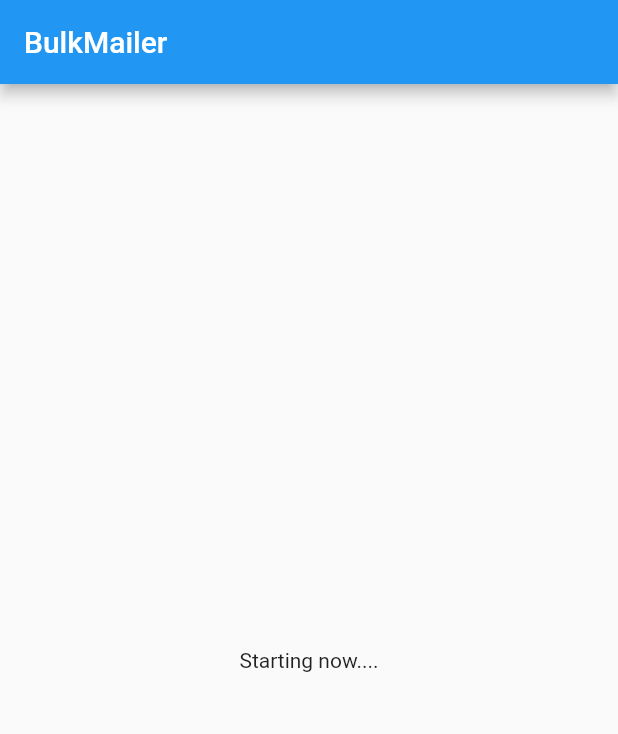
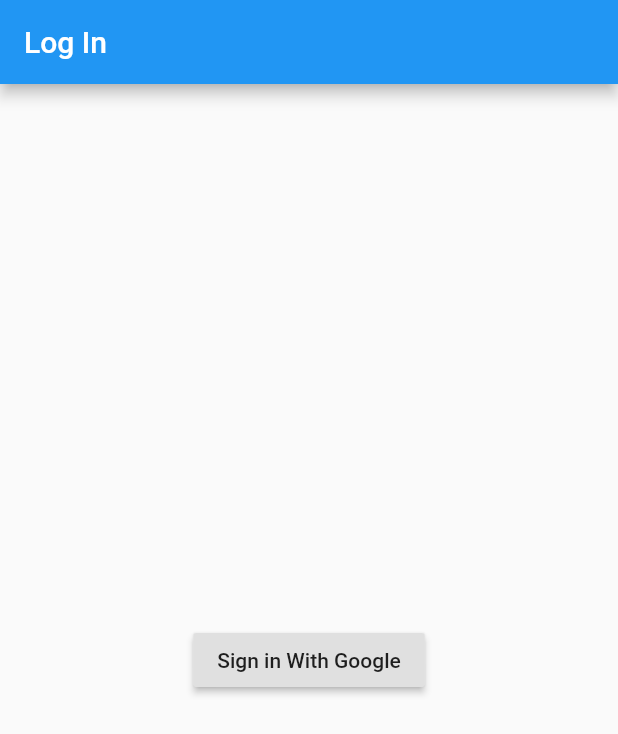
Before and after one commit to Adarsh0603/Bulk-Mailer, a Flutter app: the screen it shows after launch, on a phone screen of 412 x 824 dp. Shown: the top 734 px of the screen. Run offline on Flutter 3.47's test engine with Material 2 defaults, Android fonts, the phone set to English and light mode, and no system bars; our stand-ins replace firebase_auth, firebase_core, google_sign_in; accounts and stored records are empty.

Commit message:
Google OAuth Auto login complete.

```diff
--- /dev/null
+++ b/lib/data/auth.dart
@@ -0,0 +1,26 @@
+import 'package:firebase_auth/firebase_auth.dart';
+import 'package:flutter/cupertino.dart';
+import 'package:google_sign_in/google_sign_in.dart';
+
+class Auth with ChangeNotifier {
+  bool loading = false;
+
+  final GoogleSignIn _googleSignIn =
+      GoogleSignIn(scopes: ['https://www.googleapis.com/auth/drive.file']);
+  final FirebaseAuth _auth = FirebaseAuth.instance;
+
+  Future<UserCredential> signInWithGoogle() async {
+    loading = true;
+    final GoogleSignInAccount googleUser = await _googleSignIn.signIn();
+
+    final GoogleSignInAuthentication googleAuth =
+        await googleUser.authentication;
+
+    final GoogleAuthCredential credential = GoogleAuthProvider.credential(
+      accessToken: googleAuth.accessToken,
+      idToken: googleAuth.idToken,
+    );
+
+    return await _auth.signInWithCredential(credential);
+  }
+}
--- /dev/null
+++ b/lib/data/sheets_api.dart
@@ -0,0 +1,5 @@
+import 'package:flutter/cupertino.dart';
+
+class Sheets with ChangeNotifier {
+  void update() {}
+}
--- a/lib/main.dart
+++ b/lib/main.dart
@@ -1,16 +1,41 @@
+import 'package:bulk_mailer/data/auth.dart';
+import 'package:bulk_mailer/data/sheets_api.dart';
 import 'package:bulk_mailer/screens/home_screen.dart';
+import 'package:bulk_mailer/screens/splash_screen.dart';
+import 'package:bulk_mailer/screens/wrapper.dart';
+import 'package:firebase_core/firebase_core.dart';
 import 'package:flutter/material.dart';
+import 'package:provider/provider.dart';
 
 void main() {
+  WidgetsFlutterBinding.ensureInitialized();
   runApp(BulkMailer());
 }
 
 class BulkMailer extends StatelessWidget {
+  final Future<FirebaseApp> _initialization = Firebase.initializeApp();
   @override
   Widget build(BuildContext context) {
-    return MaterialApp(
-      title: 'BulkMailer',
-      home: HomeScreen(),
+    return MultiProvider(
+      providers: [
+        ChangeNotifierProvider(
+          create: (BuildContext context) => Auth(),
+        ),
+        ChangeNotifierProxyProvider<Auth, Sheets>(
+          create: (BuildContext context) => Sheets(),
+          update: (_, auth, sheets) => sheets..update(),
+        ),
+      ],
+      child: MaterialApp(
+        title: 'BulkMailer',
+        home: FutureBuilder(
+          future: _initialization,
+          builder: (BuildContext context, AsyncSnapshot<dynamic> snapshot) =>
+              snapshot.connectionState == ConnectionState.waiting
+                  ? SplashScreen()
+                  : Wrapper(),
+        ),
+      ),
     );
   }
 }
--- /dev/null
+++ b/lib/screens/auth_screen.dart
@@ -0,0 +1,24 @@
+import 'package:bulk_mailer/data/auth.dart';
+import 'package:bulk_mailer/screens/home_screen.dart';
+import 'package:firebase_auth/firebase_auth.dart';
+import 'package:flutter/material.dart';
+import 'package:provider/provider.dart';
+
+class AuthScreen extends StatelessWidget {
+  @override
+  Widget build(BuildContext context) {
+    return Scaffold(
+      appBar: AppBar(
+        title: Text('Log In'),
+      ),
+      body: Center(
+        child: RaisedButton(
+          child: Text('Sign in With Google'),
+          onPressed: () async {
+            await Provider.of<Auth>(context, listen: false).signInWithGoogle();
+          },
+        ),
+      ),
+    );
+  }
+}
--- /dev/null
+++ b/lib/screens/splash_screen.dart
@@ -0,0 +1,12 @@
+import 'package:flutter/material.dart';
+
+class SplashScreen extends StatelessWidget {
+  @override
+  Widget build(BuildContext context) {
+    return Scaffold(
+      appBar: AppBar(
+        title: Text('SplashScreen'),
+      ),
+    );
+  }
+}
--- /dev/null
+++ b/lib/screens/wrapper.dart
@@ -0,0 +1,24 @@
+import 'package:bulk_mailer/screens/auth_screen.dart';
+import 'package:bulk_mailer/screens/home_screen.dart';
+import 'package:bulk_mailer/screens/splash_screen.dart';
+import 'package:firebase_auth/firebase_auth.dart';
+import 'package:flutter/material.dart';
+
+class Wrapper extends StatelessWidget {
+  @override
+  Widget build(BuildContext context) {
+    return StreamBuilder(
+      stream: FirebaseAuth.instance.authStateChanges(),
+      builder: (BuildContext context, AsyncSnapshot<User> snapshot) {
+        if (snapshot.connectionState == ConnectionState.active) {
+          if (snapshot.data == null) {
+            return AuthScreen();
+          }
+          return HomeScreen();
+        } else {
+          return SplashScreen();
+        }
+      },
+    );
+  }
+}
```
